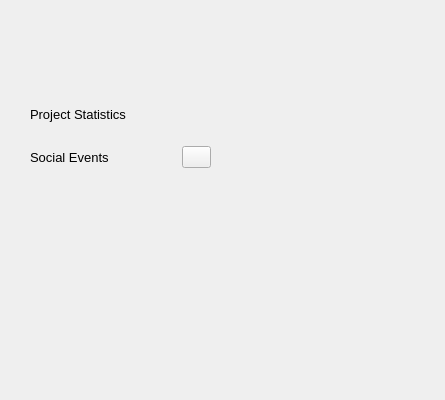
Old version of the form creator/plugins/docks/distributiondock/distributiondock.ui in the repository KDE/gluon.
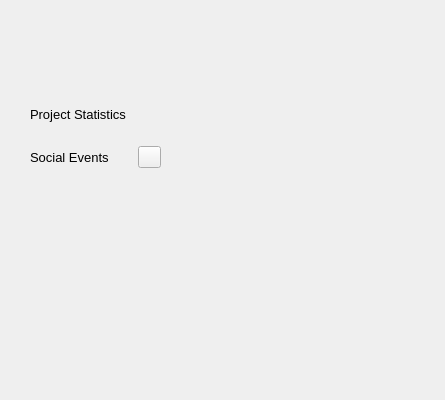
New version of the form. The open tabs and pages were chosen to show the change. Custom widgets are drawn as their Qt base class.

```diff
--- a/creator/plugins/docks/distributiondock/distributiondock.ui
+++ b/creator/plugins/docks/distributiondock/distributiondock.ui
@@ -581,7 +581,7 @@
          <rect>
           <x>0</x>
           <y>60</y>
-          <width>181</width>
+          <width>131</width>
           <height>34</height>
          </rect>
         </property>
@@ -611,19 +611,6 @@
            </property>
           </spacer>
          </item>
-         <item>
-          <spacer name="horizontalSpacer">
-           <property name="orientation">
-            <enum>Qt::Horizontal</enum>
-           </property>
-           <property name="sizeHint" stdset="0">
-            <size>
-             <width>48</width>
-             <height>26</height>
-            </size>
-           </property>
-          </spacer>
-         </item>
          <item>
           <widget class="KPushButton" name="notificationsButton">
            <property name="minimumSize">
```
Left out of the diff: 4 changed lines with no effect on the pictures.
